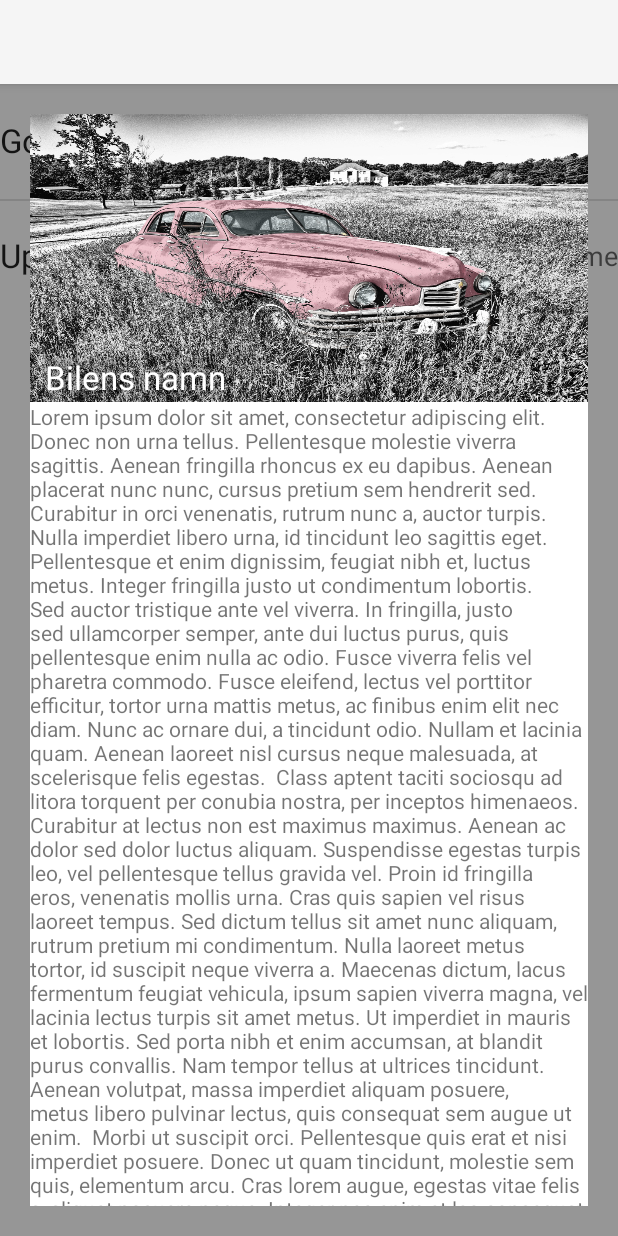
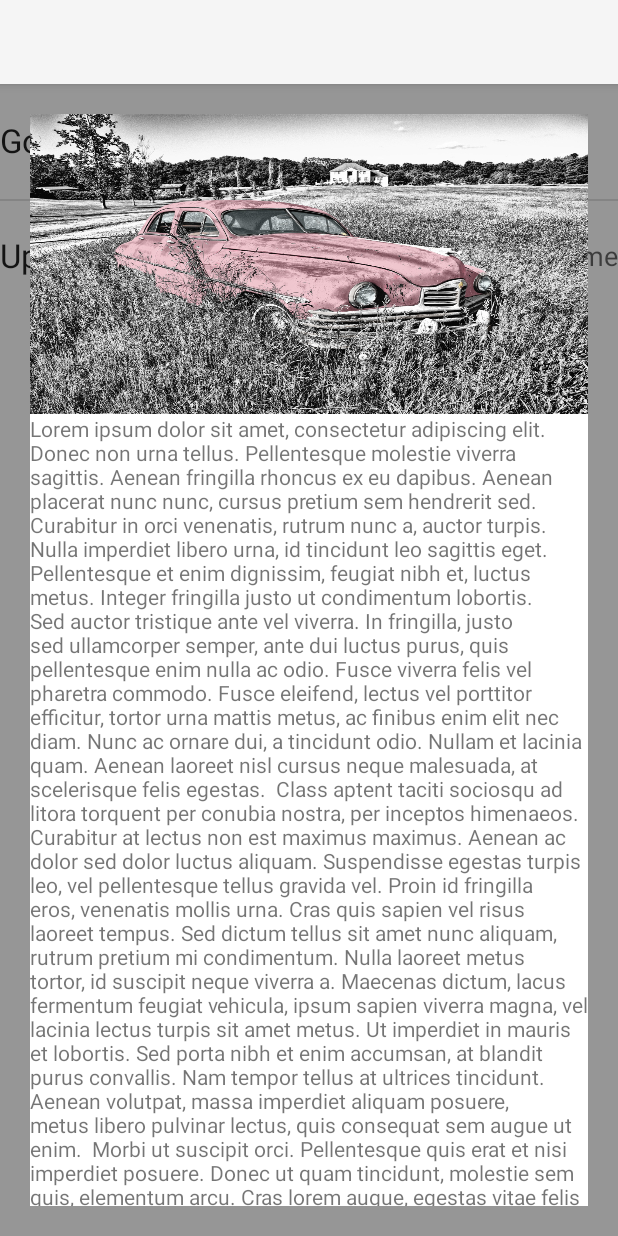
Before and after one commit to lohnn/find-my-car, an Android app: the fragment CarActionsFragment placed in its activity, on a phone screen of 412 x 824 dp. Run offline under Robolectric (Android 15) with nearby library versions, the phone set to English and light mode, and no system bars; plain views replace SlidingUpPanelLayout; 2 statements that could not run were skipped.

Commit message:
Continued styling of car actions

```diff
--- a/mobile/src/main/java/se/designcoach/findmycar/fragment/CarActionsFragment.kt
+++ b/mobile/src/main/java/se/designcoach/findmycar/fragment/CarActionsFragment.kt
@@ -1,6 +1,7 @@
 package se.designcoach.findmycar.fragment
 
 import android.os.Bundle
+import android.support.design.widget.CollapsingToolbarLayout
 import android.support.v4.app.Fragment
 import android.view.LayoutInflater
 import android.view.View
@@ -14,22 +15,28 @@ import se.designcoach.findmycar.model.Car
 
 class CarActionsFragment : Fragment() {
     companion object {
+        val ARG_CAR_NAME = "carName"
         fun newInstance(car: Car): CarActionsFragment {
             val myFragment = CarActionsFragment();
 
             val args = Bundle();
-            //        args.putInt("someInt", someInt);
+            args.putString(ARG_CAR_NAME, car.name);
             myFragment.arguments = args;
 
             return myFragment;
         }
     }
 
+    var carName: String? = null
     override fun onCreate(savedInstanceState: Bundle?) {
         super.onCreate(savedInstanceState)
+        carName = arguments.getString(ARG_CAR_NAME)
     }
 
     override fun onCreateView(inflater: LayoutInflater?, container: ViewGroup?, savedInstanceState: Bundle?): View? {
-        return inflater!!.inflate(R.layout.fragment_car_actions, container, false)
+        val view = inflater!!.inflate(R.layout.fragment_car_actions, container, false)
+        //        (view.findViewById(R.id.car_name) as TextView).text = carName
+        (view.findViewById(R.id.carActions_collapsing_toolbar) as CollapsingToolbarLayout).title = carName
+        return view
     }
 }
--- a/mobile/src/main/res/layout/fragment_car_actions.xml
+++ b/mobile/src/main/res/layout/fragment_car_actions.xml
@@ -5,15 +5,20 @@
     android:layout_height="match_parent"
     android:background="#66000000"
     android:clickable="true"
+    android:fitsSystemWindows="true"
     android:padding="20dp">
 
     <android.support.design.widget.AppBarLayout
         android:layout_width="match_parent"
-        android:layout_height="192dp">
+        android:layout_height="wrap_content"
+        android:fitsSystemWindows="true">
 
         <android.support.design.widget.CollapsingToolbarLayout
+            android:id="@+id/carActions_collapsing_toolbar"
             android:layout_width="match_parent"
             android:layout_height="match_parent"
+            app:contentScrim="@android:color/holo_purple"
+            app:expandedTitleTextAppearance="@style/CollapsedAppBar"
             app:layout_scrollFlags="scroll|exitUntilCollapsed">
 
             <RelativeLayout
@@ -30,24 +35,29 @@
                     android:background="@drawable/oldtimer"
                     android:scaleType="fitStart" />
 
-                <TextView
-                    android:id="@+id/textView2"
-                    android:layout_width="wrap_content"
-                    android:layout_height="wrap_content"
-                    android:layout_alignParentBottom="true"
-                    android:layout_alignParentEnd="true"
-                    android:layout_alignParentLeft="true"
-                    android:layout_alignParentRight="true"
-                    android:layout_alignParentStart="true"
-                    android:layout_margin="10dp"
-                    android:shadowColor="@android:color/black"
-                    android:shadowDx="0"
-                    android:shadowDy="0"
-                    android:shadowRadius="20"
-                    android:text="Bilens namn"
-                    android:textAppearance="?android:attr/textAppearanceLarge"
-                    android:textColor="@android:color/white" />
+                <!--<TextView-->
+                <!--android:id="@+id/car_name"-->
+                <!--android:layout_width="wrap_content"-->
+                <!--android:layout_height="wrap_content"-->
+                <!--android:layout_alignParentBottom="true"-->
+                <!--android:layout_alignParentEnd="true"-->
+                <!--android:layout_alignParentLeft="true"-->
+                <!--android:layout_alignParentRight="true"-->
+                <!--android:layout_alignParentStart="true"-->
+                <!--android:layout_margin="10dp"-->
+                <!--android:shadowColor="@android:color/black"-->
+                <!--android:shadowDx="0"-->
+                <!--android:shadowDy="0"-->
+                <!--android:shadowRadius="20"-->
+                <!--android:text="Bilens namn"-->
+                <!--android:textAppearance="?android:attr/textAppearanceLarge"-->
+                <!--android:textColor="@android:color/white" />-->
             </RelativeLayout>
+
+            <android.support.v7.widget.Toolbar
+                android:layout_width="match_parent"
+                android:layout_height="?attr/actionBarSize"
+                app:layout_collapseMode="pin"></android.support.v7.widget.Toolbar>
         </android.support.design.widget.CollapsingToolbarLayout>
     </android.support.design.widget.AppBarLayout>
 
--- a/mobile/src/main/res/values/styles.xml
+++ b/mobile/src/main/res/values/styles.xml
@@ -8,4 +8,14 @@
         <item name="colorAccent">@color/colorAccent</item>
     </style>
 
+    <style name="CollapsedAppBar" parent="@android:style/TextAppearance.Medium">
+        <item name="android:textSize">24sp</item>
+        <item name="android:textColor">@android:color/white</item>
+        <item name="android:textStyle">normal</item>
+
+        <item name="android:shadowColor">@android:color/black</item>
+        <item name="android:shadowDx">0</item>
+        <item name="android:shadowDy">0</item>
+        <item name="android:shadowRadius">20</item>
+    </style>
 </resources>
```
